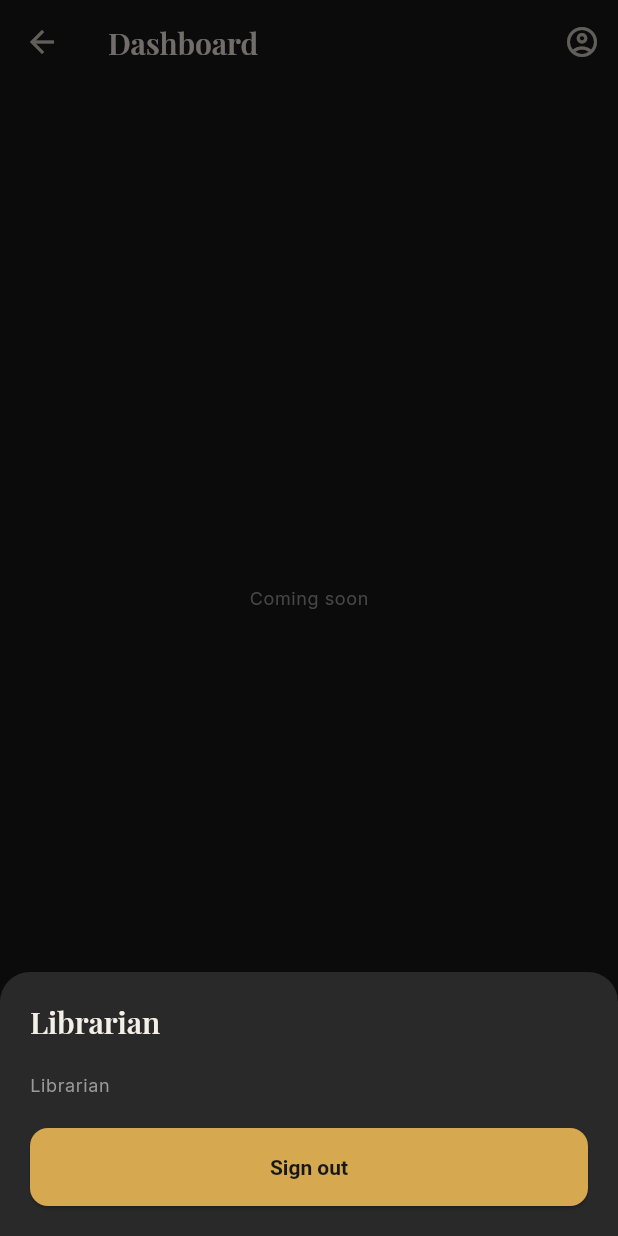
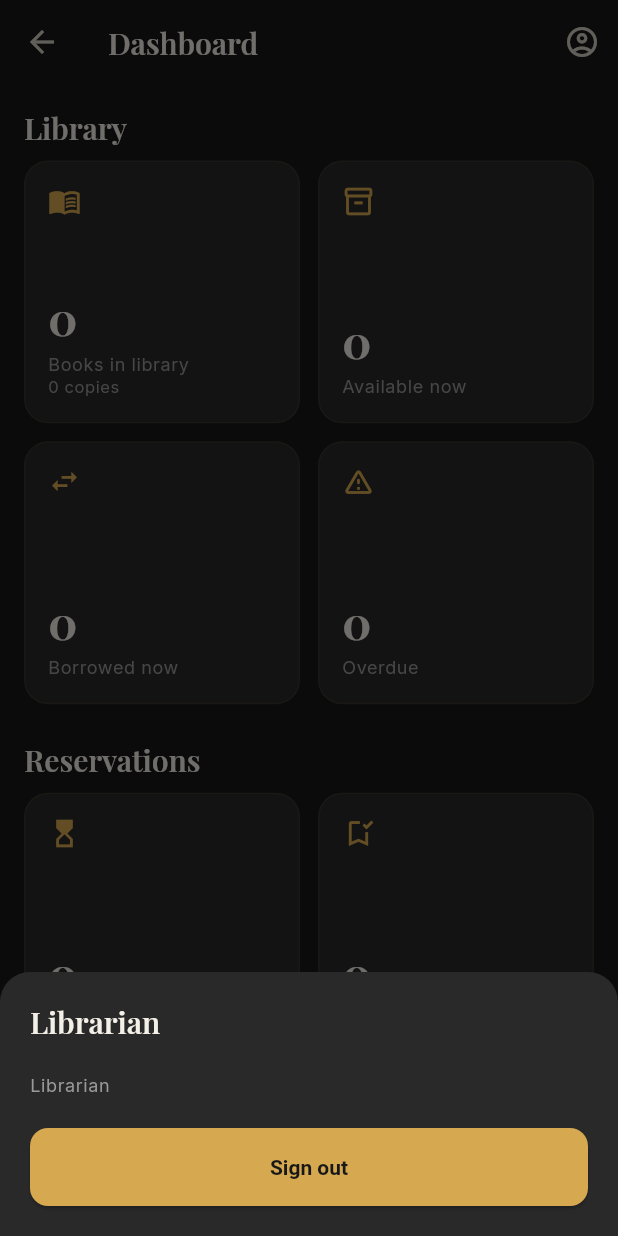
Before and after one commit to FBKFriend/Book-Slot, a Flutter app: the LibrarianShell screen opened directly with empty values, after a tap on the "account circle" icon, on a phone screen of 412 x 824 dp. Run offline on Flutter 3.47's test engine with Material 3 defaults, Android fonts, the phone set to English and light mode, and no system bars; our stand-ins replace cloud_firestore, firebase_auth, firebase_core, flutter_svg, google_fonts, google_sign_in and 4 more; missing offline and left inert: mobile_scanner; accounts and stored records are empty.

Commit message:
Step 11D: Librarian and SuperAdmin Dashboard

```diff
--- /dev/null
+++ b/lib/models/dashboard_stats.dart
@@ -0,0 +1,79 @@
+import 'book.dart';
+import 'borrowing.dart';
+import 'history_entry.dart';
+import 'reservation.dart';
+
+/// All the numbers the dashboards need, in one place.
+class DashboardStats {
+  final int titles; // different books in the catalog
+  final int totalCopies;
+  final int availableCopies; // on the shelf (not borrowed)
+  final int heldCopies; // on the shelf, but held for approved reservations
+  final int borrowedNow;
+  final int overdue;
+  final int pendingRequests;
+  final int awaitingPickup;
+  final int borrowedToday;
+  final int returnedToday;
+  final int borrowedThisMonth;
+
+  const DashboardStats({
+    required this.titles,
+    required this.totalCopies,
+    required this.availableCopies,
+    required this.heldCopies,
+    required this.borrowedNow,
+    required this.overdue,
+    required this.pendingRequests,
+    required this.awaitingPickup,
+    required this.borrowedToday,
+    required this.returnedToday,
+    required this.borrowedThisMonth,
+  });
+
+  factory DashboardStats.compute({
+    required List<Book> books,
+    required List<Borrowing> borrowings, // active ones
+    required List<Reservation> open, // pending + accepted
+    required List<HistoryEntry> events, // this month's borrows and returns
+    required DateTime now,
+  }) {
+    final today = DateTime(now.year, now.month, now.day);
+
+    var totalCopies = 0, availableCopies = 0, heldCopies = 0;
+    for (final b in books) {
+      totalCopies += b.totalCopies;
+      availableCopies += b.availableCopies;
+      heldCopies += b.reservedCopies;
+    }
+
+    final overdue = borrowings
+        .where((b) => b.dueAt != null && b.dueAt!.isBefore(now))
+        .length;
+
+    var borrowedToday = 0, returnedToday = 0, borrowedThisMonth = 0;
+    for (final e in events) {
+      final at = e.createdAt ?? now; // no date yet = just happened
+      if (e.type == 'borrow') {
+        borrowedThisMonth++;
+        if (!at.isBefore(today)) borrowedToday++;
+      } else if (e.type == 'return' && !at.isBefore(today)) {
+        returnedToday++;
+      }
+    }
+
+    return DashboardStats(
+      titles: books.length,
+      totalCopies: totalCopies,
+      availableCopies: availableCopies,
+      heldCopies: heldCopies,
+      borrowedNow: borrowings.length,
+      overdue: overdue,
+      pendingRequests: open.where((r) => r.status == 'pending').length,
+      awaitingPickup: open.where((r) => r.status == 'accepted').length,
+      borrowedToday: borrowedToday,
+      returnedToday: returnedToday,
+      borrowedThisMonth: borrowedThisMonth,
+    );
+  }
+}
--- /dev/null
+++ b/lib/screens/librarian/librarian_dashboard_tab.dart
@@ -0,0 +1,287 @@
+import 'package:flutter/material.dart';
+import 'package:google_fonts/google_fonts.dart';
+
+import '../../models/app_user.dart';
+import '../../models/dashboard_stats.dart';
+import '../../services/auth_service.dart';
+import '../../services/dashboard_service.dart';
+import '../../theme/app_colors.dart';
+
+class LibrarianDashboardTab extends StatefulWidget {
+  final AppUser user;
+  final VoidCallback onOpenBorrowing; // jumps to the Borrowing tab
+  const LibrarianDashboardTab({
+    super.key,
+    required this.user,
+    required this.onOpenBorrowing,
+  });
+
+  @override
+  State<LibrarianDashboardTab> createState() => _LibrarianDashboardTabState();
+}
+
+class _LibrarianDashboardTabState extends State<LibrarianDashboardTab> {
+  late final Stream<DashboardStats> _stream = DashboardService.instance.watch();
+
+  void _showAccount() {
+    final u = widget.user;
+    showModalBottomSheet(
+      context: context,
+      backgroundColor: AppColors.card,
+      shape: const RoundedRectangleBorder(
+        borderRadius: BorderRadius.vertical(top: Radius.circular(20)),
+      ),
+      builder: (ctx) {
+        final t = Theme.of(ctx).textTheme;
+        return SafeArea(
+          child: Padding(
+            padding: const EdgeInsets.all(20),
+            child: Column(
+              mainAxisSize: MainAxisSize.min,
+              crossAxisAlignment: CrossAxisAlignment.start,
+              children: [
+                Text(
+                  u.name.isEmpty ? 'Librarian' : u.name,
+                  maxLines: 2,
+                  overflow: TextOverflow.ellipsis,
+                  style: t.titleLarge,
+                ),
+                const SizedBox(height: 4),
+                Text(
+                  u.email,
+                  maxLines: 1,
+                  overflow: TextOverflow.ellipsis,
+                  style: t.bodySmall,
+                ),
+                const SizedBox(height: 4),
+                Text('Librarian', style: t.bodySmall),
+                const SizedBox(height: 20),
+                ElevatedButton(
+                  onPressed: () {
+                    Navigator.pop(ctx);
+                    AuthService.instance.signOut();
+                  },
+                  child: const Text('Sign out'),
+                ),
+              ],
+            ),
+          ),
+        );
+      },
+    );
+  }
+
+  Widget _grid(List<Widget> children) => GridView.count(
+    crossAxisCount: 2,
+    shrinkWrap: true,
+    physics: const NeverScrollableScrollPhysics(),
+    mainAxisSpacing: 12,
+    crossAxisSpacing: 12,
+    childAspectRatio: 1.05,
+    children: children,
+  );
+
+  @override
+  Widget build(BuildContext context) {
+    final t = Theme.of(context).textTheme;
+    return Scaffold(
+      appBar: AppBar(
+        title: const Text('Dashboard'),
+        actions: [
+          IconButton(
+            tooltip: 'Account',
+            icon: const Icon(Icons.account_circle_outlined),
+            onPressed: _showAccount,
+          ),
+        ],
+      ),
+      body: StreamBuilder<DashboardStats>(
+        stream: _stream,
+        builder: (context, snap) {
+          if (snap.hasError) {
+            return const Center(child: Text('Could not load the dashboard.'));
+          }
+          if (!snap.hasData) {
+            return const Center(child: CircularProgressIndicator());
+          }
+          final s = snap.data!;
+          return ListView(
+            padding: const EdgeInsets.all(16),
+            children: [
+              if (s.pendingRequests > 0) ...[
+                _AttentionBanner(
+                  count: s.pendingRequests,
+                  onTap: widget.onOpenBorrowing,
+                ),
+                const SizedBox(height: 16),
+              ],
+              Text('Library', style: t.titleLarge),
+              const SizedBox(height: 10),
+              _grid([
+                _StatCard(
+                  icon: Icons.menu_book_outlined,
+                  label: 'Books in library',
+                  value: '${s.titles}',
+                  caption:
+                      '${s.totalCopies} ${s.totalCopies == 1 ? 'copy' : 'copies'}',
+                ),
+                _StatCard(
+                  icon: Icons.inventory_2_outlined,
+                  label: 'Available now',
+                  value: '${s.availableCopies}',
+                  caption: s.heldCopies > 0
+                      ? '${s.heldCopies} held for pickup'
+                      : null,
+                ),
+                _StatCard(
+                  icon: Icons.swap_horiz,
+                  label: 'Borrowed now',
+                  value: '${s.borrowedNow}',
+                ),
+                _StatCard(
+                  icon: Icons.warning_amber_rounded,
+                  label: 'Overdue',
+                  value: '${s.overdue}',
+                  alert: s.overdue > 0,
+                ),
+              ]),
+              const SizedBox(height: 24),
+              Text('Reservations', style: t.titleLarge),
+              const SizedBox(height: 10),
+              _grid([
+                _StatCard(
+                  icon: Icons.hourglass_top,
+                  label: 'Pending requests',
+                  value: '${s.pendingRequests}',
+                  onTap: widget.onOpenBorrowing,
+                ),
+                _StatCard(
+                  icon: Icons.bookmark_added_outlined,
+                  label: 'Waiting for pickup',
+                  value: '${s.awaitingPickup}',
+                  onTap: widget.onOpenBorrowing,
+                ),
+              ]),
+              const SizedBox(height: 24),
+              Text('Today', style: t.titleLarge),
+              const SizedBox(height: 10),
+              _grid([
+                _StatCard(
+                  icon: Icons.north_east,
+                  label: 'Borrowed today',
+                  value: '${s.borrowedToday}',
+                ),
+                _StatCard(
+                  icon: Icons.south_west,
+                  label: 'Returned today',
+                  value: '${s.returnedToday}',
+                ),
+              ]),
+            ],
+          );
+        },
+      ),
+    );
+  }
+}
+
+class _StatCard extends StatelessWidget {
+  final IconData icon;
+  final String label;
+  final String value;
+  final String? caption;
+  final bool alert; // red highlight, e.g. overdue books
+  final VoidCallback? onTap;
+
+  const _StatCard({
+    required this.icon,
+    required this.label,
+    required this.value,
+    this.caption,
+    this.alert = false,
+    this.onTap,
+  });
+
+  @override
+  Widget build(BuildContext context) {
+    final t = Theme.of(context).textTheme;
+    final accent = alert ? const Color(0xFFE57373) : AppColors.gold;
+    return Card(
+      margin: EdgeInsets.zero,
+      clipBehavior: Clip.antiAlias,
+      child: InkWell(
+        onTap: onTap,
+        child: Padding(
+          padding: const EdgeInsets.all(16),
+          child: Column(
+            crossAxisAlignment: CrossAxisAlignment.start,
+            children: [
+              Icon(icon, color: accent, size: 22),
+              const Spacer(),
+              Text(
+                value,
+                style: GoogleFonts.playfairDisplay(
+                  color: alert ? accent : AppColors.heading,
+                  fontSize: 30,
+                  fontWeight: FontWeight.w700,
+                ),
+              ),
+              const SizedBox(height: 2),
+              Text(
+                label,
+                maxLines: 2,
+                overflow: TextOverflow.ellipsis,
+                style: t.bodySmall,
+              ),
+              if (caption != null)
+                Text(
+                  caption!,
+                  maxLines: 1,
+                  overflow: TextOverflow.ellipsis,
+                  style: t.bodySmall?.copyWith(fontSize: 11),
+                ),
+            ],
+          ),
+        ),
+      ),
+    );
+  }
+}
+
+class _AttentionBanner extends StatelessWidget {
+  final int count;
+  final VoidCallback onTap;
+  const _AttentionBanner({required this.count, required this.onTap});
+
+  @override
+  Widget build(BuildContext context) {
+    return Material(
+      color: AppColors.card,
+      shape: RoundedRectangleBorder(
+        borderRadius: BorderRadius.circular(16),
+        side: const BorderSide(color: AppColors.gold),
+      ),
+      child: InkWell(
+        customBorder: RoundedRectangleBorder(
+          borderRadius: BorderRadius.circular(16),
+        ),
+        onTap: onTap,
+        child: Padding(
+          padding: const EdgeInsets.all(14),
+          child: Row(
+            children: [
+              const Icon(Icons.hourglass_top, color: AppColors.gold),
+              const SizedBox(width: 12),
+              Expanded(
+                child: Text(
+                  '$count reservation request${count == 1 ? '' : 's'} waiting for review.',
+                ),
+              ),
+              const Icon(Icons.chevron_right),
+            ],
+          ),
+        ),
+      ),
+    );
+  }
+}
--- a/lib/screens/librarian/librarian_shell.dart
+++ b/lib/screens/librarian/librarian_shell.dart
@@ -1,11 +1,11 @@
 import 'package:flutter/material.dart';
 
+import 'librarian_dashboard_tab.dart';
 import 'qr_scanner_tab.dart';
 import 'history_tab.dart';
 import 'borrowing_tab.dart';
 import 'books_tab.dart';
 import '../../models/app_user.dart';
-import '../../services/auth_service.dart';
 import '../../theme/app_colors.dart';
 
 class LibrarianShell extends StatefulWidget {
@@ -21,7 +21,10 @@ class _LibrarianShellState extends State<LibrarianShell> {
 
   // A getter, so the Borrowing tab knows when it becomes the visible tab
   List<Widget> get _pages => [
-    _TabPlaceholder(title: 'Dashboard', user: widget.user),
+    LibrarianDashboardTab(
+      user: widget.user,
+      onOpenBorrowing: () => setState(() => _index = 3),
+    ),
     BooksTab(user: widget.user),
     QrScannerTab(user: widget.user, active: _index == 2),
     BorrowingTab(user: widget.user, active: _index == 3),
@@ -84,79 +87,3 @@ class _LibrarianShellState extends State<LibrarianShell> {
     );
   }
 }
-
-class _TabPlaceholder extends StatelessWidget {
-  final String title;
-  final AppUser? user; // only the Dashboard shows the account button
-  const _TabPlaceholder({required this.title, this.user});
-
-  void _showAccount(BuildContext context, AppUser u) {
-    showModalBottomSheet(
-      context: context,
-      backgroundColor: AppColors.card,
-      shape: const RoundedRectangleBorder(
-        borderRadius: BorderRadius.vertical(top: Radius.circular(20)),
-      ),
-      builder: (ctx) {
-        final t = Theme.of(ctx).textTheme;
-        return SafeArea(
-          child: Padding(
-            padding: const EdgeInsets.all(20),
-            child: Column(
-              mainAxisSize: MainAxisSize.min,
-              crossAxisAlignment: CrossAxisAlignment.start,
-              children: [
-                Text(
-                  u.name.isEmpty ? 'Librarian' : u.name,
-                  maxLines: 2,
-                  overflow: TextOverflow.ellipsis,
-                  style: t.titleLarge,
-                ),
-                const SizedBox(height: 4),
-                Text(
-                  u.email,
-                  maxLines: 1,
-                  overflow: TextOverflow.ellipsis,
-                  style: t.bodySmall,
-                ),
-                const SizedBox(height: 4),
-                Text('Librarian', style: t.bodySmall),
-                const SizedBox(height: 20),
-                ElevatedButton(
-                  onPressed: () {
-                    Navigator.pop(ctx);
-                    AuthService.instance.signOut();
-                  },
-                  child: const Text('Sign out'),
-                ),
-              ],
-            ),
-          ),
-        );
-      },
-    );
-  }
-
-  @override
-  Widget build(BuildContext context) {
-    return Scaffold(
-      appBar: AppBar(
-        title: Text(title),
-        actions: [
-          if (user != null)
-            IconButton(
-              tooltip: 'Account',
-              icon: const Icon(Icons.account_circle_outlined),
-              onPressed: () => _showAccount(context, user!),
-            ),
-        ],
-      ),
-      body: Center(
-        child: Text(
-          'Coming soon',
-          style: Theme.of(context).textTheme.bodySmall,
-        ),
-      ),
-    );
-  }
-}
--- a/lib/screens/superadmin/dashboard_tab.dart
+++ b/lib/screens/superadmin/dashboard_tab.dart
@@ -1,6 +1,10 @@
+import 'dart:async';
+
 import 'package:flutter/material.dart';
 import 'package:google_fonts/google_fonts.dart';
 
+import '../../models/dashboard_stats.dart';
+import '../../services/dashboard_service.dart';
 import '../../services/user_service.dart';
 import '../../theme/app_colors.dart';
 
@@ -14,6 +18,23 @@ class DashboardTab extends StatefulWidget {
 class _DashboardTabState extends State<DashboardTab> {
   late final Stream<UserCounts> _stream = UserService.instance
       .watchUserCounts();
+
+  DashboardStats? _stats; // null until the first numbers arrive
+  StreamSubscription<DashboardStats>? _statsSub;
+
+  @override
+  void initState() {
+    super.initState();
+    _statsSub = DashboardService.instance.watch().listen((s) {
+      if (mounted) setState(() => _stats = s);
+    }, onError: (_) {});
+  }
+
+  @override
+  void dispose() {
+    _statsSub?.cancel();
+    super.dispose();
+  }
 
   @override
   Widget build(BuildContext context) {
@@ -29,6 +50,7 @@ class _DashboardTabState extends State<DashboardTab> {
             return const Center(child: CircularProgressIndicator());
           }
           final c = snap.data!;
+          final s = _stats;
           return ListView(
             padding: const EdgeInsets.all(16),
             children: [
@@ -54,29 +76,30 @@ class _DashboardTabState extends State<DashboardTab> {
                     label: 'Librarians',
                     value: '${c.librarians}',
                   ),
-                  const _StatCard(
+                  _StatCard(
                     icon: Icons.menu_book_outlined,
                     label: 'Books in library',
+                    value: s == null ? null : '${s.titles}',
+                    caption: s == null
+                        ? null
+                        : '${s.totalCopies} ${s.totalCopies == 1 ? 'copy' : 'copies'}',
                   ),
-                  const _StatCard(
+                  _StatCard(
                     icon: Icons.swap_horiz,
                     label: 'Active borrowings',
+                    value: s == null ? null : '${s.borrowedNow}',
                   ),
-                  const _StatCard(
+                  _StatCard(
                     icon: Icons.warning_amber_rounded,
                     label: 'Overdue borrowings',
+                    value: s == null ? null : '${s.overdue}',
                   ),
-                  const _StatCard(
+                  _StatCard(
                     icon: Icons.calendar_month_outlined,
                     label: 'Borrowed this month',
+                    value: s == null ? null : '${s.borrowedThisMonth}',
                   ),
                 ],
-              ),
-              const SizedBox(height: 16),
-              Text(
-                'Book and borrowing numbers will appear once the librarian side is built.',
-                textAlign: TextAlign.center,
-                style: Theme.of(context).textTheme.bodySmall,
               ),
             ],
           );
@@ -90,8 +113,14 @@ class _StatCard extends StatelessWidget {
   final IconData icon;
   final String label;
   final String? value; // null = not available yet
+  final String? caption; // small line under the label
 
-  const _StatCard({required this.icon, required this.label, this.value});
+  const _StatCard({
+    required this.icon,
+    required this.label,
+    this.value,
+    this.caption,
+  });
 
   @override
   Widget build(BuildContext context) {
@@ -119,6 +148,14 @@ class _StatCard extends StatelessWidget {
               overflow: TextOverflow.ellipsis,
               style: Theme.of(context).textTheme.bodySmall,
             ),
+            if (caption != null)
+              Text(
+                caption!,
+                maxLines: 1,
+                overflow: TextOverflow.ellipsis,
+                style: Theme.of(context).textTheme.bodySmall
+                    ?.copyWith(fontSize: 11),
+              ),
           ],
         ),
       ),
--- /dev/null
+++ b/lib/services/dashboard_service.dart
@@ -0,0 +1,90 @@
+import 'dart:async';
+
+import '../models/book.dart';
+import '../models/borrowing.dart';
+import '../models/dashboard_stats.dart';
+import '../models/history_entry.dart';
+import '../models/reservation.dart';
+import 'book_service.dart';
+import 'borrowing_service.dart';
+import 'reservation_service.dart';
+
+class DashboardService {
+  DashboardService._();
+  static final DashboardService instance = DashboardService._();
+
+  /// Live dashboard numbers. Emits once all four sources have loaded, then
+  /// again whenever any of them changes (and once a minute, so "overdue"
+  /// stays correct as due dates pass).
+  Stream<DashboardStats> watch() {
+    late final StreamController<DashboardStats> controller;
+    final subs = <StreamSubscription<dynamic>>[];
+    Timer? timer;
+
+    List<Book>? books;
+    List<Borrowing>? borrowings;
+    List<Reservation>? open;
+    List<HistoryEntry>? events;
+
+    void emit() {
+      final b = books, br = borrowings, o = open, e = events;
+      if (b == null || br == null || o == null || e == null) return;
+      controller.add(
+        DashboardStats.compute(
+          books: b,
+          borrowings: br,
+          open: o,
+          events: e,
+          now: DateTime.now(),
+        ),
+      );
+    }
+
+    controller = StreamController<DashboardStats>(
+      onListen: () {
+        final now = DateTime.now();
+        final monthStart = DateTime(now.year, now.month, 1);
+        final nextMonth = DateTime(now.year, now.month + 1, 1);
+
+        subs.add(
+          BookService.instance.watchBooks().listen((v) {
+            books = v;
+            emit();
+          }, onError: controller.addError),
+        );
+        subs.add(
+          BorrowingService.instance.watchActive().listen((v) {
+            borrowings = v;
+            emit();
+          }, onError: controller.addError),
+        );
+        subs.add(
+          ReservationService.instance.watchOpen().listen((v) {
+            open = v;
+            emit();
+          }, onError: controller.addError),
+        );
+        subs.add(
+          BorrowingService.instance
+              .watchHistory(
+                start: monthStart,
+                endExclusive: nextMonth,
+                limit: 5000,
+              )
+              .listen((v) {
+                events = v;
+                emit();
+              }, onError: controller.addError),
+        );
+        timer = Timer.periodic(const Duration(minutes: 1), (_) => emit());
+      },
+      onCancel: () async {
+        timer?.cancel();
+        for (final s in subs) {
+          await s.cancel();
+        }
+      },
+    );
+    return controller.stream;
+  }
+}
```
